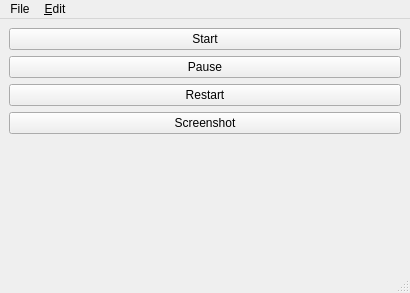
Qt form mainwindow.ui (mborgerson/xqemu-manager) before a commit.
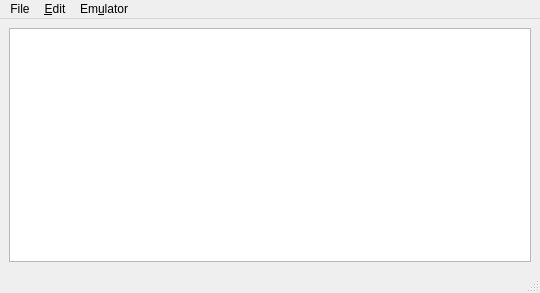
The same form after that commit.

Commit message:
:sparkles: Game library
Adds game library and file format detection based on magic numbers.
Moved Start, Pause, Restart, Screenshot buttons into an Emulator section in the menubar

```diff
--- a/mainwindow.ui
+++ b/mainwindow.ui
@@ -6,7 +6,7 @@
    <rect>
     <x>0</x>
     <y>0</y>
-    <width>410</width>
+				<width>540</width>
     <height>293</height>
    </rect>
   </property>
@@ -16,55 +16,26 @@
   <widget class="QWidget" name="centralwidget">
    <layout class="QVBoxLayout" name="verticalLayout">
     <item>
-     <widget class="QPushButton" name="runButton">
-      <property name="text">
-       <string>Start</string>
+					<widget class="QTableWidget" name="tableGames">
+						<property name="geometry">
+							<rect>
+								<x>25</x>
+								<y>5</y>
+								<width>531</width>
+								<height>288</height>
+							</rect>
       </property>
      </widget>
     </item>
-    <item>
-     <widget class="QPushButton" name="pauseButton">
-      <property name="text">
-       <string>Pause</string>
-      </property>
-     </widget>
-    </item>
-    <item>
-     <widget class="QPushButton" name="restartButton">
-      <property name="text">
-       <string>Restart</string>
-      </property>
-     </widget>
-    </item>
-    <item>
-     <widget class="QPushButton" name="screenshotButton">
-      <property name="text">
-       <string>Screenshot</string>
-      </property>
-     </widget>
-    </item>
-    <item>
-     <spacer name="verticalSpacer">
-      <property name="orientation">
-       <enum>Qt::Vertical</enum>
-      </property>
-      <property name="sizeHint" stdset="0">
-       <size>
-        <width>20</width>
-        <height>40</height>
-       </size>
-      </property>
-     </spacer>
-    </item>
-   </layout>
-  </widget>
-  <widget class="QStatusBar" name="statusbar"/>
+			</layout>
+		</widget>
+		<widget class="QStatusBar" name="statusbar" />
   <widget class="QMenuBar" name="menubar">
    <property name="geometry">
     <rect>
      <x>0</x>
      <y>0</y>
-     <width>410</width>
+					<width>540</width>
      <height>22</height>
     </rect>
    </property>
@@ -84,11 +55,41 @@
     <property name="title">
      <string>&amp;Edit</string>
     </property>
-    <addaction name="actionSettings"/>
-   </widget>
-   <addaction name="menuFile"/>
-   <addaction name="menuEdit"/>
-  </widget>
+				<addaction name="actionSettings" />
+			</widget>
+			<widget class="QMenu" name="menuEmulator">
+				<property name="title">
+					<string>Em&amp;ulator</string>
+				</property>
+				<addaction name="actionRun" />
+				<addaction name="actionPause" />
+				<addaction name="actionRestart" />
+				<addaction name="actionScreenshot" />
+			</widget>
+			<addaction name="menuFile" />
+			<addaction name="menuEdit" />
+			<addaction name="menuEmulator" />
+		</widget>
+		<action name="actionRun">
+			<property name="text">
+				<string>&amp;Run</string>
+			</property>
+		</action>
+		<action name="actionPause">
+			<property name="text">
+				<string>&amp;Pause</string>
+			</property>
+		</action>
+		<action name="actionRestart">
+			<property name="text">
+				<string>Res&amp;tart</string>
+			</property>
+		</action>
+		<action name="actionScreenshot">
+			<property name="text">
+				<string>&amp;Screenshot</string>
+			</property>
+		</action>
   <action name="actionExit">
    <property name="text">
     <string>E&amp;xit</string>
```
Left out of the diff: 8 changed lines with no effect on the pictures. Lines whose indentation alone changed are shown as unchanged. The commit also changes 2 other files.
